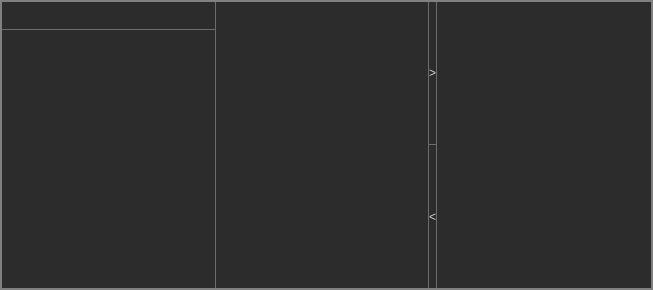
Before: the Qt Designer form src/ui/game/drinkswidget.ui in lbproductions/psnewmodel, drawn with Qt 5.
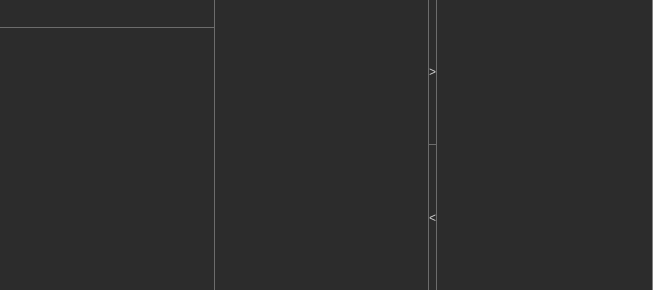
After: the same form once the commit is applied.

```diff
--- a/src/ui/game/drinkswidget.ui
+++ b/src/ui/game/drinkswidget.ui
@@ -29,7 +29,8 @@
 }
 
 QFrame#frame {
-	border: 2px solid rgb(128,128,128);
+	border:none;
+	border-right: 1px solid rgb(128,128,128);
 }
 
 
```
